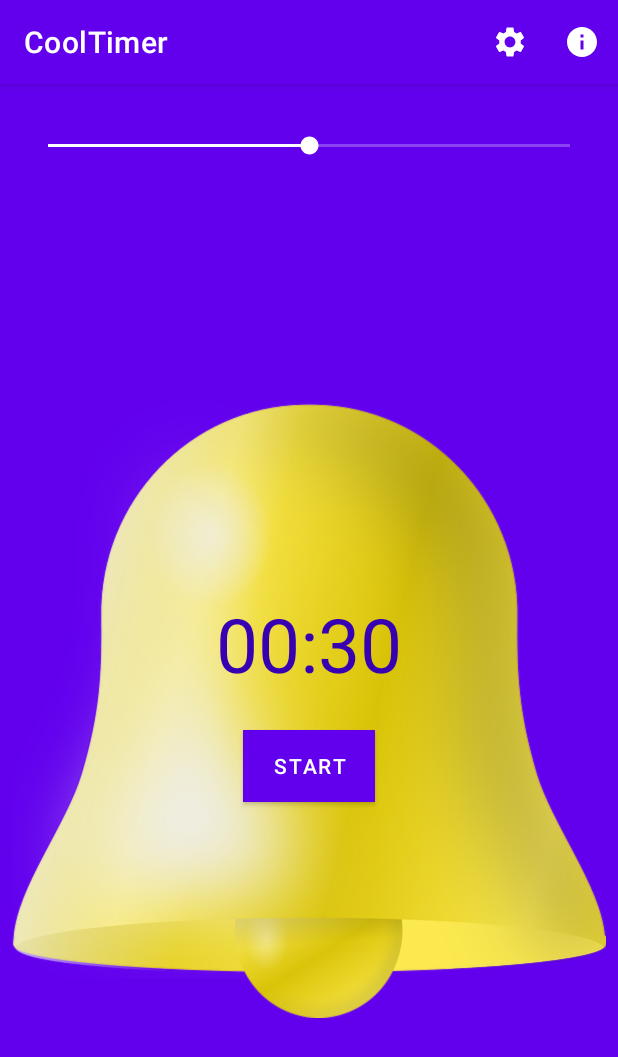
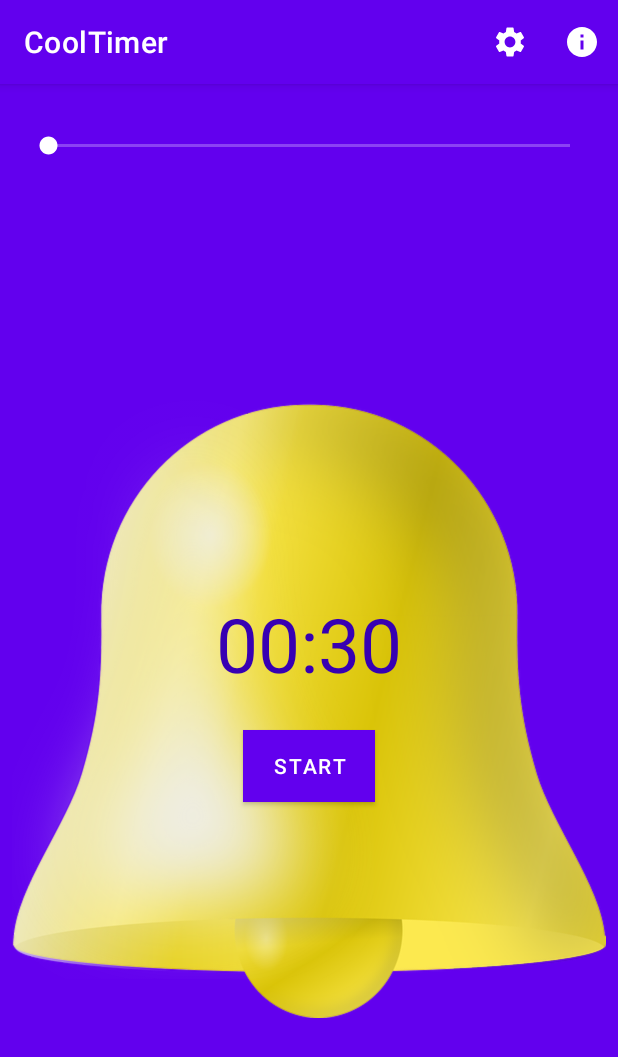
Before and after one commit to DennisHartstock/CoolTimer, an Android app: the screen it shows after launch (MainActivity), on a phone screen of 412 x 824 dp. Shown: the top 1057 px of the screen. Run offline under Robolectric (Android 15) with nearby library versions, the phone set to English and light mode, and no system bars.

Commit message:
Logic for EditTextPreference added

```diff
--- a/app/src/main/java/com/example/cooltimer/MainActivity.java
+++ b/app/src/main/java/com/example/cooltimer/MainActivity.java
@@ -12,6 +12,7 @@ import android.view.View;
 import android.widget.Button;
 import android.widget.SeekBar;
 import android.widget.TextView;
+import android.widget.Toast;
 
 import androidx.annotation.NonNull;
 import androidx.appcompat.app.AppCompatActivity;
@@ -39,7 +40,7 @@ public class MainActivity extends AppCompatActivity implements SharedPreferences
         button = findViewById(R.id.button);
         sharedPreferences = PreferenceManager.getDefaultSharedPreferences(this);
 
-        seekBar.setMax(60);
+        seekBar.setMax(Integer.MAX_VALUE);
         setDurationFromSharedPreferences(sharedPreferences);
 
         seekBar.setOnSeekBarChangeListener(new SeekBar.OnSeekBarChangeListener() {
@@ -116,11 +117,11 @@ public class MainActivity extends AppCompatActivity implements SharedPreferences
     }
 
     private void updateTimer(long millisUntilFinished) {
-        int minutes = (int) millisUntilFinished/1000/60;
-        int seconds = (int) millisUntilFinished/1000 - (minutes * 60);
+        int minutes = (int) millisUntilFinished / 1000 / 60;
+        int seconds = (int) millisUntilFinished / 1000 - (minutes * 60);
 
-        String minutesString = "";
-        String secondsString = "";
+        String minutesString;
+        String secondsString;
 
         if (minutes < 10) {
             minutesString = "0" + minutes;
@@ -133,8 +134,8 @@ public class MainActivity extends AppCompatActivity implements SharedPreferences
         } else {
             secondsString = String.valueOf(seconds);
         }
+        textView.setText(String.format("%s:%s", minutesString, secondsString));
 
-        textView.setText(minutesString + ":" + secondsString);
     }
 
     private void resetTimer() {
@@ -169,7 +170,13 @@ public class MainActivity extends AppCompatActivity implements SharedPreferences
     }
 
     private void setDurationFromSharedPreferences(SharedPreferences sharedPreferences) {
-        duration = Integer.valueOf(sharedPreferences.getString("duration", "30"));
+
+        try {
+            duration = Integer.parseInt(sharedPreferences.getString("duration", "30"));
+        } catch (NumberFormatException nfe) {
+            Toast.makeText(this, "Duration should be a number", Toast.LENGTH_SHORT).show();
+        }
+
         long durationInMillis = duration * 1000L;
         updateTimer(durationInMillis);
         seekBar.setProgress(duration);
@@ -188,4 +195,5 @@ public class MainActivity extends AppCompatActivity implements SharedPreferences
         super.onDestroy();
         sharedPreferences.unregisterOnSharedPreferenceChangeListener(this);
     }
+
 }
--- a/app/src/main/res/layout/activity_about.xml
+++ b/app/src/main/res/layout/activity_about.xml
@@ -1,6 +1,5 @@
 <?xml version="1.0" encoding="utf-8"?>
 <androidx.constraintlayout.widget.ConstraintLayout xmlns:android="http://schemas.android.com/apk/res/android"
-    xmlns:app="http://schemas.android.com/apk/res-auto"
     xmlns:tools="http://schemas.android.com/tools"
     android:layout_width="match_parent"
     android:layout_height="match_parent"
--- a/app/src/main/res/layout/activity_main.xml
+++ b/app/src/main/res/layout/activity_main.xml
@@ -49,11 +49,11 @@
 
     <Button
         android:id="@+id/button"
-        android:onClick="start"
         android:layout_width="wrap_content"
         android:layout_height="wrap_content"
         android:layout_marginTop="24dp"
         android:background="@color/design_default_color_primary_dark"
+        android:onClick="start"
         android:text="start"
         android:textColor="@color/white"
         app:layout_constraintEnd_toEndOf="parent"
```
Also changed, not shown: app/src/main/java/com/example/cooltimer/AboutActivity.java (+0 -18 lines), app/src/main/java/com/example/cooltimer/SettingsActivity.java (+0 -18 lines), app/src/main/java/com/example/cooltimer/SettingsFragment.java (+23 -1 lines).
